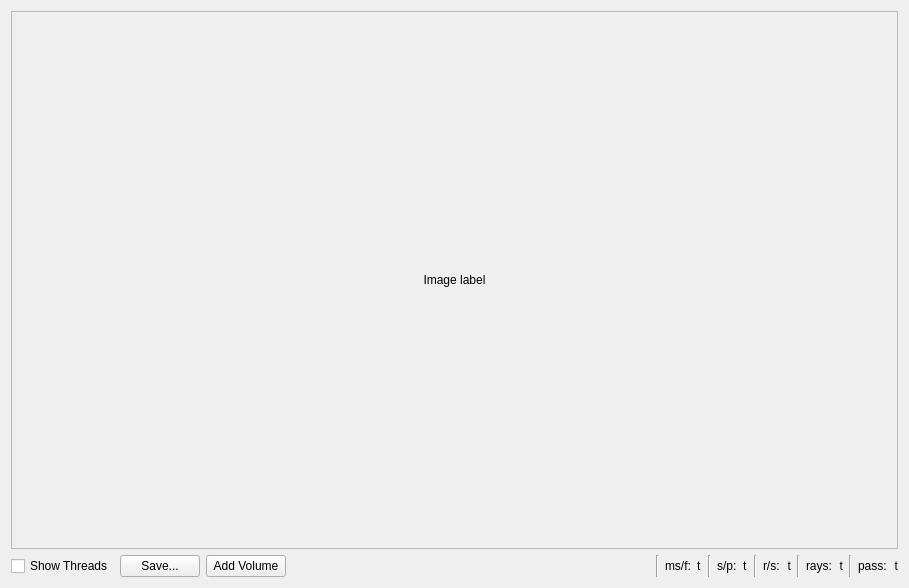
Before: the Qt Designer form src/gui/painter_window/painter_window_2d.ui in cppd/math, drawn with Qt 5.
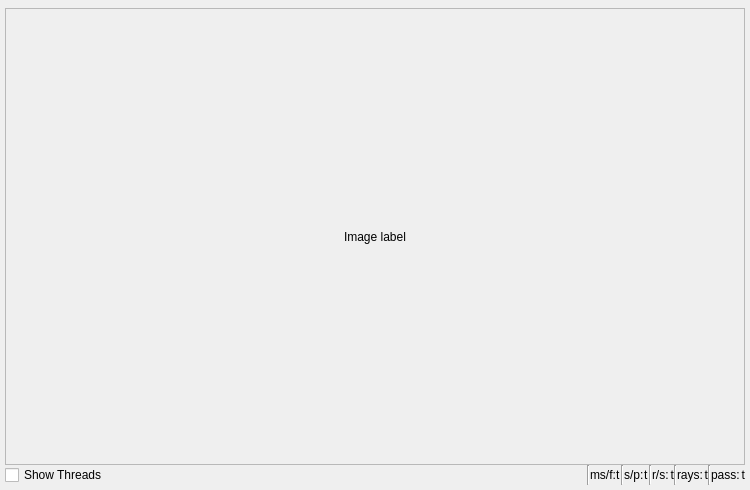
After: the same form once the commit is applied.

Commit message: painter window menu

The edit to the form file:
```diff
--- a/src/gui/painter_window/painter_window_2d.ui
+++ b/src/gui/painter_window/painter_window_2d.ui
@@ -6,14 +6,38 @@
    <rect>
     <x>0</x>
     <y>0</y>
-    <width>909</width>
-    <height>588</height>
+    <width>750</width>
+    <height>490</height>
    </rect>
   </property>
   <property name="windowTitle">
    <string>Form</string>
   </property>
-  <layout class="QVBoxLayout" name="verticalLayout">
+  <layout class="QVBoxLayout" name="verticalLayout_3">
+   <property name="spacing">
+    <number>0</number>
+   </property>
+   <property name="leftMargin">
+    <number>5</number>
+   </property>
+   <property name="topMargin">
+    <number>5</number>
+   </property>
+   <property name="rightMargin">
+    <number>5</number>
+   </property>
+   <property name="bottomMargin">
+    <number>5</number>
+   </property>
+   <item>
+    <layout class="QHBoxLayout" name="menu_layout">
+     <property name="bottomMargin">
+      <number>3</number>
+     </property>
+    </layout>
+   </item>
+   <item>
+    <layout class="QVBoxLayout" name="main_layout">
    <item>
     <widget class="QScrollArea" name="scrollArea">
      <property name="widgetResizable">
@@ -24,8 +48,8 @@
        <rect>
         <x>0</x>
         <y>0</y>
-        <width>877</width>
-        <height>507</height>
+          <width>736</width>
+          <height>430</height>
        </rect>
       </property>
       <layout class="QVBoxLayout" name="verticalLayout_2">
@@ -52,20 +76,6 @@
        </property>
       </widget>
      </item>
-     <item>
-      <widget class="QPushButton" name="pushButton_save_to_file">
-       <property name="text">
-        <string>Save...</string>
-       </property>
-      </widget>
-     </item>
-     <item>
-      <widget class="QPushButton" name="pushButton_add_volume">
-       <property name="text">
-        <string>Add Volume</string>
-       </property>
-      </widget>
-     </item>
      <item>
       <spacer name="horizontalSpacer">
        <property name="orientation">
@@ -209,6 +219,8 @@
           <string>ms/f:</string>
          </property>
         </widget>
+         </item>
+        </layout>
        </item>
       </layout>
      </item>
```
Lines whose indentation alone changed are shown as unchanged. The commit also changes 2 other files.
